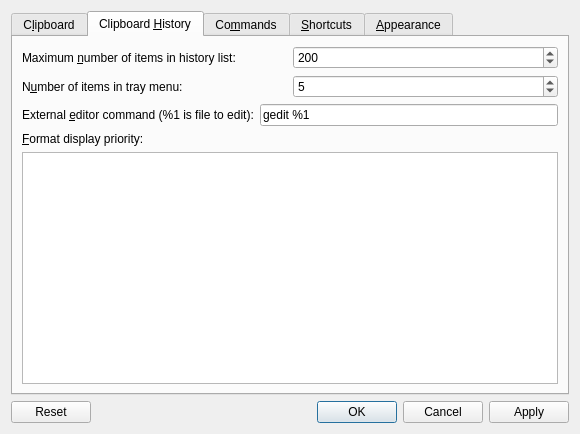
Old version of the form src/configurationmanager.ui in the repository hluk/CopyQ.
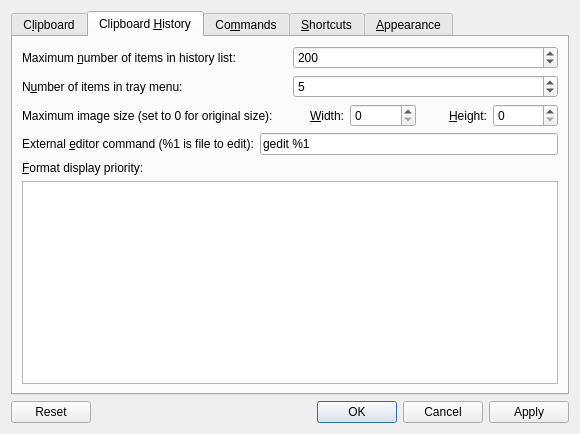
New version of the form. The open tabs and pages were chosen to show the change. Custom widgets are drawn as their Qt base class.

Commit message: Preloading removed, max image size settings, config issues

What changed in the file:
```diff
--- a/src/configurationmanager.ui
+++ b/src/configurationmanager.ui
@@ -187,6 +187,60 @@
              </item>
             </layout>
            </item>
+           <item>
+            <layout class="QHBoxLayout" name="horizontalLayout_2">
+             <property name="bottomMargin">
+              <number>0</number>
+             </property>
+             <item>
+              <widget class="QLabel" name="label_10">
+               <property name="text">
+                <string>Maximum image size (set to 0 for original size):</string>
+               </property>
+              </widget>
+             </item>
+             <item>
+              <widget class="QLabel" name="label_7">
+               <property name="text">
+                <string>&amp;Width:</string>
+               </property>
+               <property name="alignment">
+                <set>Qt::AlignRight|Qt::AlignTrailing|Qt::AlignVCenter</set>
+               </property>
+               <property name="buddy">
+                <cstring>spinBoxImageWidth</cstring>
+               </property>
+              </widget>
+             </item>
+             <item>
+              <widget class="QSpinBox" name="spinBoxImageWidth">
+               <property name="maximum">
+                <number>4096</number>
+               </property>
+              </widget>
+             </item>
+             <item>
+              <widget class="QLabel" name="label_3">
+               <property name="text">
+                <string>&amp;Height:</string>
+               </property>
+               <property name="alignment">
+                <set>Qt::AlignRight|Qt::AlignTrailing|Qt::AlignVCenter</set>
+               </property>
+               <property name="buddy">
+                <cstring>spinBoxImageHeight</cstring>
+               </property>
+              </widget>
+             </item>
+             <item>
+              <widget class="QSpinBox" name="spinBoxImageHeight">
+               <property name="maximum">
+                <number>4096</number>
+               </property>
+              </widget>
+             </item>
+            </layout>
+           </item>
            <item>
             <layout class="QHBoxLayout" name="horizontalLayout_8">
              <item>
```
Left out of the diff: 2 changed lines with no effect on the pictures. The commit also changes 11 other files.
